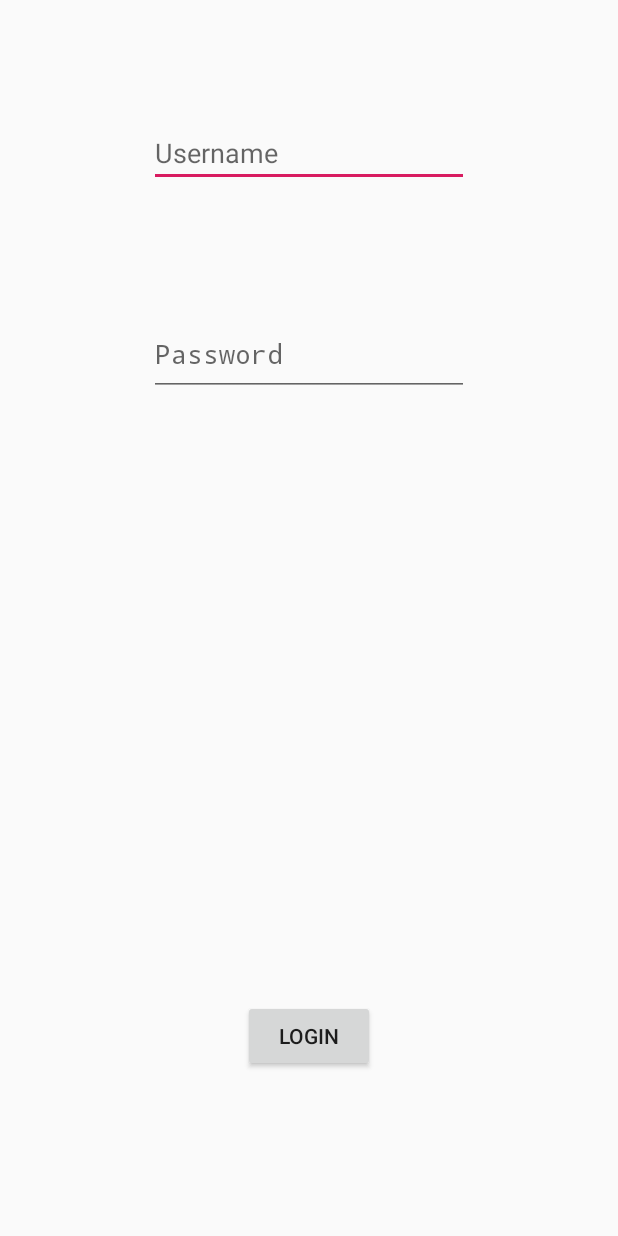
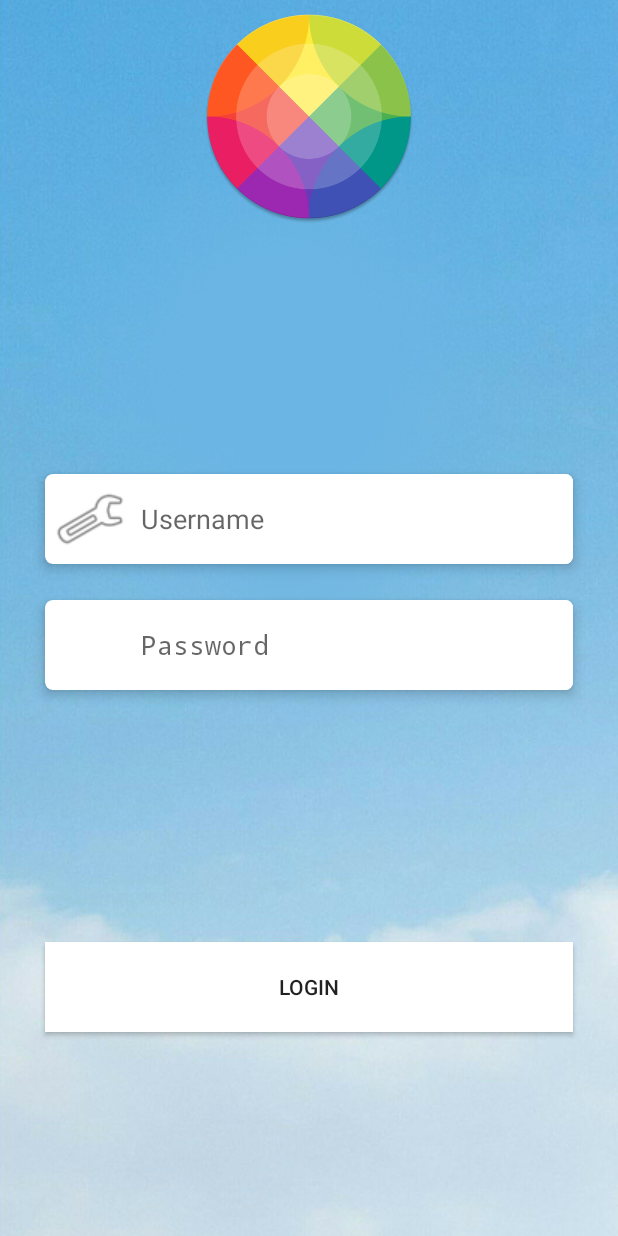
Before and after one commit to tranty9597/travelInHand, an Android app: the screen it shows after launch (LoginActivity), on a phone screen of 412 x 824 dp. Run offline under Robolectric (Android 15) with nearby library versions, the light colour scheme and no system bars.

Commit message:
+ Update

```diff
--- a/app/build.gradle
+++ b/app/build.gradle
@@ -30,7 +30,7 @@ dependencies {
     testImplementation 'junit:junit:4.12'
     androidTestImplementation 'com.android.support.test:runner:1.0.2'
     androidTestImplementation 'com.android.support.test.espresso:espresso-core:3.0.2'
-
+    implementation 'com.android.support:cardview-v7:28.0.0'
     implementation 'com.squareup.retrofit2:retrofit:2.3.0'
     implementation 'com.squareup.retrofit2:converter-gson:2.1.0'
 }
--- a/app/src/main/java/com/alltravel/tytv/travelinhand/LoginActivity.java
+++ b/app/src/main/java/com/alltravel/tytv/travelinhand/LoginActivity.java
@@ -1,15 +1,20 @@
 package com.alltravel.tytv.travelinhand;
 
 import android.app.Activity;
+import android.content.Context;
 import android.os.Bundle;
 import android.util.Log;
 import android.view.View;
+import android.view.inputmethod.InputMethodManager;
 import android.widget.EditText;
 import android.widget.TextView;
 
 import com.alltravel.tytv.travelinhand.model.base.User;
 import com.alltravel.tytv.travelinhand.services.UserServices;
 import com.alltravel.tytv.travelinhand.singleton.RetrofitInstance;
+import com.google.gson.Gson;
+import com.google.gson.JsonObject;
+import com.google.gson.JsonParser;
 
 import retrofit2.Call;
 import retrofit2.Callback;
@@ -34,24 +39,46 @@ public class LoginActivity extends Activity {
 
         String username = usernameTxt.getText().toString();
         String password = passwordTxt.getText().toString();
-    User user = new User();
+        User user = new User();
         user.setUsername(username);
         user.setPassword(password);
+        user = fetchLogin(user);
+
+    }
+    private User fetchLogin(User user){
         UserServices userServices = RetrofitInstance.getRetrofitInstance().create(UserServices.class);
+        final User u = new User();
+        Call<Object> call = userServices.login(user);
+        call.enqueue(new Callback<Object>() {
+            @Override
+            public void onResponse(Call<Object> call, Response<Object> response) {
 
-        Call<User> call = userServices.login(user);
-        call.enqueue(new Callback<User>() {
-            @Override
-            public void onResponse(Call<User> call, Response<User> response) {
+                JsonParser parser = new JsonParser();
 
-                loginErrorTxt.setText( response.body().getFullName());
+                JsonObject resJson = parser.parse(new Gson().toJson(response.body())).getAsJsonObject();
+                loginErrorTxt.setText(resJson.get("message").getAsString());
+                if(resJson.get("isError").getAsBoolean()){
+                    return;
+                }else{
+                    JsonObject userJson = resJson.getAsJsonObject("user");
+                    u.setFullName(userJson.get("fullName").getAsString());
+                    u.setUsername(userJson.get("username").getAsString());
+                    u.setPhone(userJson.get("phone").getAsString());
+                    u.setEmail(userJson.get("email").getAsString());
+
+                }
             }
 
             @Override
-            public void onFailure(Call<User> call, Throwable t) {
+            public void onFailure(Call<Object> call, Throwable t) {
                 loginErrorTxt.setText(t.getMessage());
                 Log.wtf("sss", t.getMessage());
             }
         });
+        return  u;
+    }
+    public void dismissKeyboard(View view){
+        InputMethodManager imm = (InputMethodManager)getSystemService(Context.INPUT_METHOD_SERVICE);
+        imm.hideSoftInputFromWindow(passwordTxt.getWindowToken(), 0);
     }
 }
--- a/app/src/main/java/com/alltravel/tytv/travelinhand/services/UserServices.java
+++ b/app/src/main/java/com/alltravel/tytv/travelinhand/services/UserServices.java
@@ -8,6 +8,6 @@ import retrofit2.http.POST;
 
 public interface UserServices {
     @POST("user/login")
-    Call<User> login(@Body User user);
+    Call<Object> login(@Body User user);
 
 }
--- a/app/src/main/java/com/alltravel/tytv/travelinhand/singleton/RetrofitInstance.java
+++ b/app/src/main/java/com/alltravel/tytv/travelinhand/singleton/RetrofitInstance.java
@@ -5,7 +5,7 @@ import retrofit2.converter.gson.GsonConverterFactory;
 
 public class RetrofitInstance {
     private static Retrofit retrofit;
-    private static final String BASE_URL = "http://192.168.1.12:3000/api/";
+    private static final String BASE_URL = "http://172.20.10.6:3000/api/";
 
     /**
      * Create an instance of Retrofit object
--- a/app/src/main/res/layout/activity_login.xml
+++ b/app/src/main/res/layout/activity_login.xml
@@ -4,54 +4,142 @@
     xmlns:tools="http://schemas.android.com/tools"
     android:layout_width="match_parent"
     android:layout_height="match_parent"
+    android:background="@mipmap/bg"
+    android:onClick="dismissKeyboard"
     tools:context=".LoginActivity"
     tools:layout_editor_absoluteY="81dp">
 
-    <EditText
-        android:id="@+id/usernameTxt"
-        android:layout_width="wrap_content"
-        android:layout_height="wrap_content"
-        android:layout_marginTop="79dp"
-        android:layout_marginBottom="84dp"
-        android:ems="10"
-        android:hint="@string/username"
-        app:layout_constraintBottom_toTopOf="@+id/passwordTxt"
-        app:layout_constraintEnd_toEndOf="parent"
-        app:layout_constraintStart_toStartOf="parent"
-        app:layout_constraintTop_toTopOf="parent" />
-
-    <EditText
-        android:id="@+id/passwordTxt"
-        android:layout_width="wrap_content"
-        android:layout_height="55dp"
-        android:layout_marginBottom="29dp"
-        android:ems="10"
-        android:hint="@string/password"
-        android:inputType="textPassword"
-        app:layout_constraintBottom_toTopOf="@+id/loginErrorTxt"
-        app:layout_constraintEnd_toEndOf="parent"
-        app:layout_constraintStart_toStartOf="parent"
-        app:layout_constraintTop_toBottomOf="@+id/usernameTxt" />
-
     <Button
         android:id="@+id/loginBtn"
-        android:layout_width="wrap_content"
-        android:layout_height="wrap_content"
-        android:layout_marginBottom="109dp"
+        android:layout_width="352dp"
+        android:layout_height="@dimen/input_height"
+        android:layout_marginStart="16dp"
+        android:layout_marginTop="16dp"
+        android:layout_marginEnd="16dp"
+        android:layout_marginBottom="16dp"
+        android:background="@android:color/white"
+        android:elevation="4dp"
         android:onClick="doLogin"
         android:text="@string/login"
         app:layout_constraintBottom_toBottomOf="parent"
         app:layout_constraintEnd_toEndOf="parent"
         app:layout_constraintStart_toStartOf="parent"
-        app:layout_constraintTop_toBottomOf="@+id/loginErrorTxt" />
+        app:layout_constraintTop_toBottomOf="@+id/constraintLayout" />
 
-    <TextView
-        android:id="@+id/loginErrorTxt"
+    <android.support.constraint.ConstraintLayout
+        android:id="@+id/constraintLayout"
+        android:layout_width="384dp"
+        android:layout_height="193dp"
+        android:layout_marginTop="16dp"
+        android:layout_marginBottom="8dp"
+        app:layout_constraintBottom_toTopOf="@+id/loginBtn"
+        app:layout_constraintEnd_toEndOf="parent"
+        app:layout_constraintStart_toStartOf="parent"
+        app:layout_constraintTop_toBottomOf="@+id/imageView3">
+
+        <TextView
+            android:id="@+id/loginErrorTxt"
+            android:layout_width="352dp"
+            android:layout_height="29dp"
+            android:layout_marginStart="16dp"
+            android:layout_marginTop="16dp"
+            android:layout_marginEnd="16dp"
+            android:layout_marginBottom="8dp"
+            app:layout_constraintBottom_toBottomOf="parent"
+            app:layout_constraintEnd_toEndOf="parent"
+            app:layout_constraintHorizontal_bias="0.0"
+            app:layout_constraintStart_toStartOf="parent"
+            app:layout_constraintTop_toBottomOf="@+id/cardView2"
+            app:layout_constraintVertical_bias="1.0" />
+
+        <android.support.v7.widget.CardView
+            android:id="@+id/cardView2"
+            android:layout_width="0dp"
+            android:layout_height="@dimen/input_height"
+            android:layout_marginStart="16dp"
+            android:layout_marginTop="16dp"
+            android:layout_marginEnd="16dp"
+            android:layout_marginBottom="16dp"
+            app:cardCornerRadius="@dimen/border_radius"
+            app:cardElevation="@dimen/elevation"
+            app:layout_constraintBottom_toBottomOf="parent"
+            app:layout_constraintEnd_toEndOf="parent"
+            app:layout_constraintStart_toStartOf="parent"
+            app:layout_constraintTop_toBottomOf="@+id/cardView3">
+
+            <android.support.constraint.ConstraintLayout
+                android:layout_width="match_parent"
+                android:layout_height="match_parent">
+
+                <EditText
+                    android:id="@+id/passwordTxt"
+                    android:layout_width="0dp"
+                    android:layout_height="60dp"
+                    android:layout_marginStart="64dp"
+                    android:background="@android:color/white"
+                    android:ems="10"
+                    android:hint="@string/password"
+                    android:inputType="textPassword"
+                    app:layout_constraintBottom_toBottomOf="parent"
+                    app:layout_constraintEnd_toEndOf="parent"
+                    app:layout_constraintStart_toStartOf="parent"
+                    app:layout_constraintTop_toTopOf="parent" />
+            </android.support.constraint.ConstraintLayout>
+        </android.support.v7.widget.CardView>
+
+        <android.support.v7.widget.CardView
+            android:id="@+id/cardView3"
+            android:layout_width="0dp"
+            android:layout_height="@dimen/input_height"
+            android:layout_marginStart="16dp"
+            android:layout_marginTop="16dp"
+            android:layout_marginEnd="16dp"
+            app:cardCornerRadius="@dimen/border_radius"
+            app:cardElevation="@dimen/elevation"
+            app:layout_constraintBottom_toTopOf="@+id/cardView2"
+            app:layout_constraintEnd_toEndOf="parent"
+            app:layout_constraintStart_toStartOf="parent"
+            app:layout_constraintTop_toTopOf="parent">
+
+            <android.support.constraint.ConstraintLayout
+                android:layout_width="match_parent"
+                android:layout_height="match_parent">
+
+                <EditText
+                    android:id="@+id/usernameTxt"
+                    android:layout_width="0dp"
+                    android:layout_height="0dp"
+                    android:layout_marginStart="64dp"
+                    android:background="@android:color/white"
+                    android:ems="10"
+                    android:hint="@string/username"
+                    app:layout_constraintBottom_toBottomOf="parent"
+                    app:layout_constraintEnd_toEndOf="parent"
+                    app:layout_constraintStart_toStartOf="parent"
+                    app:layout_constraintTop_toTopOf="parent" />
+
+                <ImageView
+                    android:id="@+id/imageView"
+                    android:layout_width="@android:dimen/app_icon_size"
+                    android:layout_height="@android:dimen/app_icon_size"
+                    android:layout_marginStart="6dp"
+                    android:layout_marginTop="6dp"
+                    android:layout_marginEnd="10dp"
+                    android:layout_marginBottom="6dp"
+                    android:src="@android:drawable/ic_menu_manage"
+                    app:layout_constraintBottom_toBottomOf="parent"
+                    app:layout_constraintEnd_toStartOf="@+id/usernameTxt"
+                    app:layout_constraintStart_toStartOf="parent"
+                    app:layout_constraintTop_toTopOf="parent" />
+            </android.support.constraint.ConstraintLayout>
+
+        </android.support.v7.widget.CardView>
+    </android.support.constraint.ConstraintLayout>
+
+    <ImageView
+        android:id="@+id/imageView3"
         android:layout_width="wrap_content"
-        android:layout_height="0dp"
-        android:layout_marginStart="4dp"
-        android:layout_marginBottom="54dp"
-        app:layout_constraintBottom_toTopOf="@+id/loginBtn"
-        app:layout_constraintStart_toStartOf="@+id/passwordTxt"
-        app:layout_constraintTop_toBottomOf="@+id/passwordTxt" />
+        android:layout_height="155dp"
+        android:src="@mipmap/demo"
+        tools:layout_editor_absoluteY="16dp" />
 </android.support.constraint.ConstraintLayout>
--- /dev/null
+++ b/app/src/main/res/values/dimens.xml
@@ -0,0 +1,6 @@
+<?xml version="1.0" encoding="utf-8"?>
+<resources>
+    <dimen name="border_radius">5dp</dimen>
+    <dimen name="elevation">5dp</dimen>
+    <dimen name="input_height">60dp</dimen>
+</resources>
```
Also changed, not shown: app/src/main/res/mipmap-mdpi/bg.jpg (added), app/src/main/res/mipmap-mdpi/demo.png (added).
